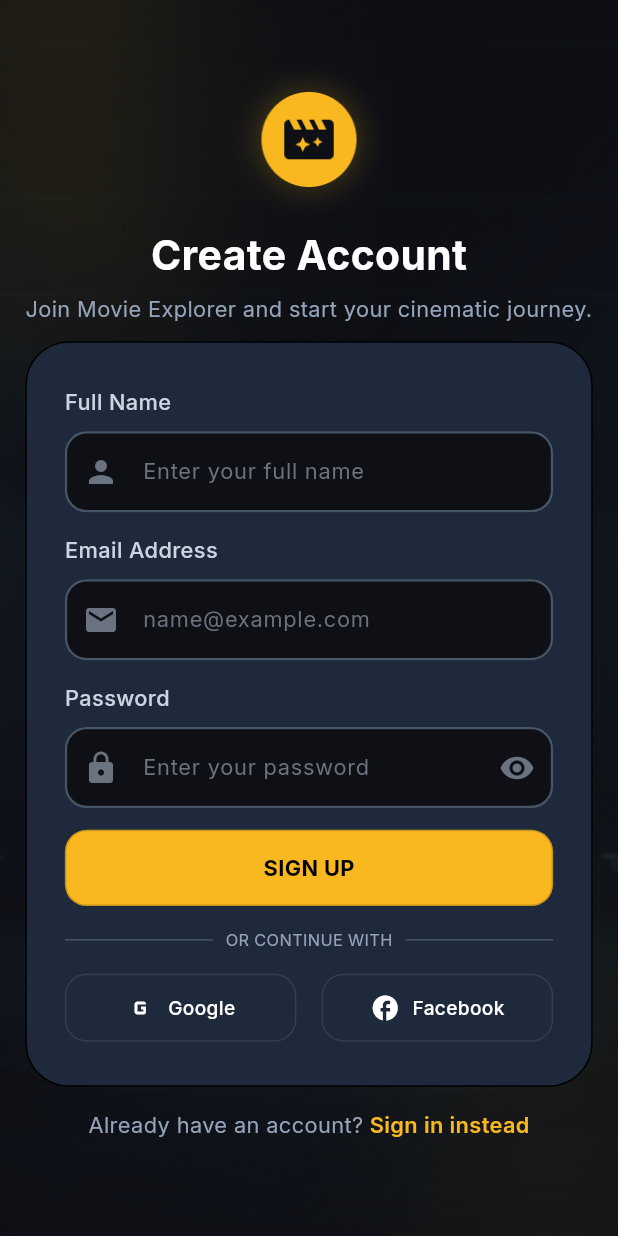
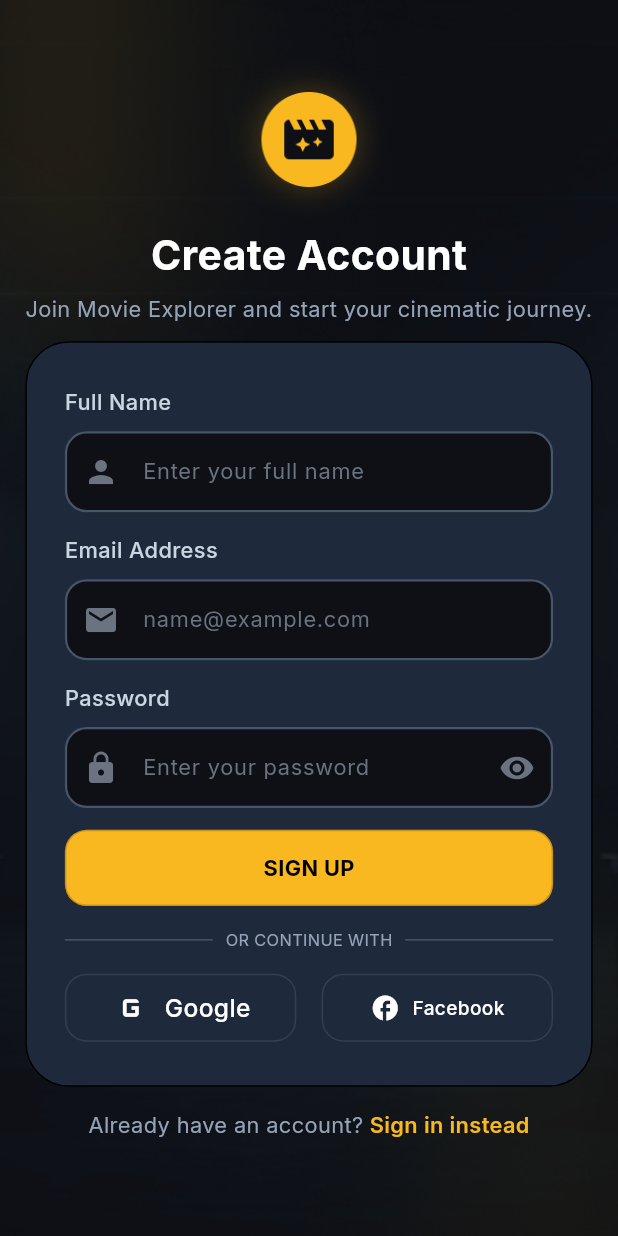
Before and after one commit to Zeiadd1310/MovieVerse---Movie-Explorer-App-, a Flutter app: the SignInView screen opened by its route, after a tap on "SIGN IN", after a tap on "Sign Up", on a phone screen of 412 x 824 dp. Run offline on Flutter 3.47's test engine with Material 3 defaults, Android fonts, the phone set to English and light mode, and no system bars; our stand-ins replace cloud_firestore, dartz, dio, firebase_auth, firebase_core, flutter_bloc and 4 more; accounts and stored records are empty.

Commit message:
feat: implement Google Sign-In functionality and enhance authentication flow with error handling and UI updates

```diff
--- a/lib/features/auth/data/repos/auth_repo.dart
+++ b/lib/features/auth/data/repos/auth_repo.dart
@@ -19,4 +19,6 @@
   Future<void> signOut();
 
   User? getCurrentUser();
+
+  Future<Either<Failure, User>> signInWithGoogle();
 }
--- a/lib/features/auth/presentation/views/widgets/sign_in_view_body.dart
+++ b/lib/features/auth/presentation/views/widgets/sign_in_view_body.dart
@@ -5,6 +5,7 @@
 import 'package:movie_verse_app/core/constants/constants.dart';
 import 'package:movie_verse_app/core/utils/functions/app_router.dart';
 import 'package:movie_verse_app/core/utils/functions/assets.dart';
+import 'package:movie_verse_app/core/utils/functions/snackbar_helper.dart';
 import 'package:movie_verse_app/core/widgets/app_text_form_field.dart';
 import 'package:movie_verse_app/core/widgets/custom_button.dart';
 import 'package:movie_verse_app/features/auth/presentation/cubits/auth_cubit.dart';
@@ -47,12 +48,7 @@
         if (state is AuthSuccess) {
           GoRouter.of(context).pushReplacement(AppRouter.kMainLayout);
         } else if (state is AuthFailure) {
-          ScaffoldMessenger.of(context).showSnackBar(
-            SnackBar(
-              content: Text(state.message),
-              backgroundColor: Colors.red.shade400,
-            ),
-          );
+          SnackbarHelper.showError(context, state.message);
         }
       },
       child: AuthScreenLayout(
@@ -228,7 +224,10 @@
                     Row(
                       children: [
                         Expanded(
-                          child: CustomButton(
+                          child: BlocBuilder<AuthCubit, AuthState>(
+                            builder: (context, state) {
+                              final isLoading = state is AuthLoading;
+                              return CustomButton(
                                 icon: Icons.g_mobiledata,
                                 iconSize: 28,
                                 text: 'Google',
@@ -244,6 +243,12 @@
                                 borderColor: const Color(
                                   0xffF1F5F9,
                                 ).withOpacity(0.1),
+                                isLoading: isLoading,
+                                onTap: () => context
+                                    .read<AuthCubit>()
+                                    .signInWithGoogle(),
+                              );
+                            },
                           ),
                         ),
                         SizedBox(width: 16.w),
--- a/lib/features/auth/presentation/views/widgets/sign_up_view_body.dart
+++ b/lib/features/auth/presentation/views/widgets/sign_up_view_body.dart
@@ -5,6 +5,7 @@
 import 'package:movie_verse_app/core/constants/constants.dart';
 import 'package:movie_verse_app/core/utils/functions/app_router.dart';
 import 'package:movie_verse_app/core/utils/functions/assets.dart';
+import 'package:movie_verse_app/core/utils/functions/snackbar_helper.dart';
 import 'package:movie_verse_app/core/widgets/app_text_form_field.dart';
 import 'package:movie_verse_app/core/widgets/custom_button.dart';
 import 'package:movie_verse_app/features/auth/presentation/cubits/auth_cubit.dart';
@@ -52,12 +53,7 @@
             context,
           ).go(AppRouter.kMainLayout); // adjust to your actual home route
         } else if (state is AuthFailure) {
-          ScaffoldMessenger.of(context).showSnackBar(
-            SnackBar(
-              content: Text(state.message),
-              backgroundColor: Colors.red.shade400,
-            ),
-          );
+          SnackbarHelper.showError(context, state.message);
         }
       },
       child: AuthScreenLayout(
@@ -251,13 +247,17 @@
                       Row(
                         children: [
                           Expanded(
-                            child: CustomButton(
+                            child: BlocBuilder<AuthCubit, AuthState>(
+                              builder: (context, state) {
+                                final isLoading = state is AuthLoading;
+                                return CustomButton(
                                   icon: Icons.g_mobiledata,
+                                  iconSize: 28,
                                   text: 'Google',
                                   width: double.infinity,
                                   height: 50.h,
                                   style: TextStyle(
-                                fontSize: 14.sp,
+                                    fontSize: 18.sp,
                                     fontWeight: FontWeight.w500,
                                     color: Colors.white,
                                   ),
@@ -266,6 +266,12 @@
                                   borderColor: const Color(
                                     0xffF1F5F9,
                                   ).withOpacity(0.1),
+                                  isLoading: isLoading,
+                                  onTap: () => context
+                                      .read<AuthCubit>()
+                                      .signInWithGoogle(),
+                                );
+                              },
                             ),
                           ),
                           SizedBox(width: 16.w),
```
Also changed, not shown: lib/core/utils/functions/snackbar_helper.dart (added, +70 -0 lines), lib/features/auth/data/repos/auth_repo_impl.dart (+48 -0 lines), lib/features/auth/presentation/cubits/auth_cubit.dart (+9 -1 lines), lib/features/auth/presentation/views/widgets/forgot_password_view_body.dart (+2 -6 lines), 1 other file. Lines whose indentation alone changed are shown as unchanged.
